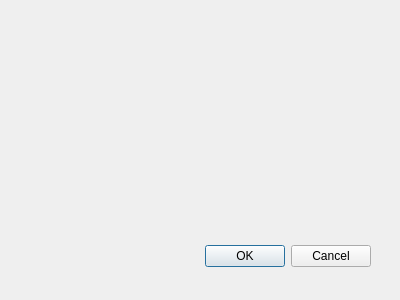
Qt form ui/design_main.ui (Ahn-HS/BtcAutoTrading-1) before a commit.
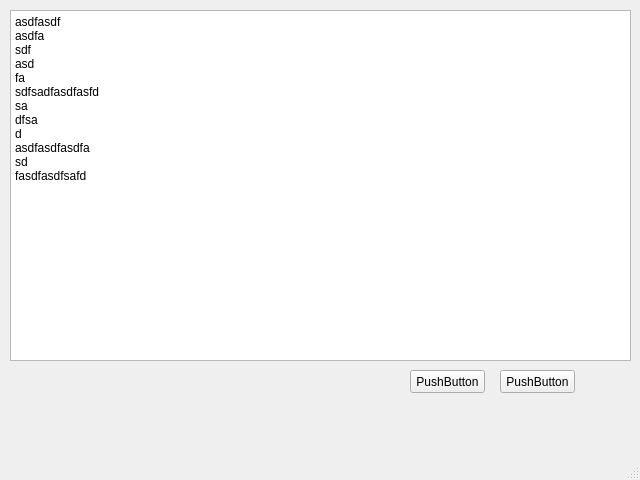
The same form after that commit.

What changed in the file:
```diff
--- a/ui/design_main.ui
+++ b/ui/design_main.ui
@@ -1,34 +1,85 @@
 <?xml version="1.0" encoding="UTF-8"?>
 <ui version="4.0">
- <class>Dialog</class>
- <widget class="QDialog" name="Dialog">
+ <class>MainWindow</class>
+ <widget class="QMainWindow" name="MainWindow">
   <property name="geometry">
    <rect>
     <x>0</x>
     <y>0</y>
-    <width>400</width>
-    <height>300</height>
+    <width>640</width>
+    <height>480</height>
    </rect>
   </property>
   <property name="windowTitle">
    <string>Dialog</string>
   </property>
-  <widget class="QDialogButtonBox" name="buttonBox">
+  <widget class="QWidget" name="centralwidget">
+   <widget class="QPushButton" name="pushButton">
+    <property name="geometry">
+     <rect>
+      <x>410</x>
+      <y>370</y>
+      <width>75</width>
+      <height>23</height>
+     </rect>
+    </property>
+    <property name="text">
+     <string>PushButton</string>
+    </property>
+   </widget>
+   <widget class="QPushButton" name="pushButton_2">
+    <property name="geometry">
+     <rect>
+      <x>500</x>
+      <y>370</y>
+      <width>75</width>
+      <height>23</height>
+     </rect>
+    </property>
+    <property name="text">
+     <string>PushButton</string>
+    </property>
+   </widget>
+   <widget class="QTextEdit" name="textEdit">
+    <property name="geometry">
+     <rect>
+      <x>10</x>
+      <y>10</y>
+      <width>621</width>
+      <height>351</height>
+     </rect>
+    </property>
+    <property name="html">
+     <string>&lt;!DOCTYPE HTML PUBLIC &quot;-//W3C//DTD HTML 4.0//EN&quot; &quot;http://www.w3.org/TR/REC-html40/strict.dtd&quot;&gt;
+&lt;html&gt;&lt;head&gt;&lt;meta name=&quot;qrichtext&quot; content=&quot;1&quot; /&gt;&lt;style type=&quot;text/css&quot;&gt;
+p, li { white-space: pre-wrap; }
+&lt;/style&gt;&lt;/head&gt;&lt;body style=&quot; font-family:'Gulim'; font-size:9pt; font-weight:400; font-style:normal;&quot;&gt;
+&lt;p style=&quot; margin-top:0px; margin-bottom:0px; margin-left:0px; margin-right:0px; -qt-block-indent:0; text-indent:0px;&quot;&gt;asdfasdf&lt;/p&gt;
+&lt;p style=&quot; margin-top:0px; margin-bottom:0px; margin-left:0px; margin-right:0px; -qt-block-indent:0; text-indent:0px;&quot;&gt;asdfa&lt;/p&gt;
+&lt;p style=&quot; margin-top:0px; margin-bottom:0px; margin-left:0px; margin-right:0px; -qt-block-indent:0; text-indent:0px;&quot;&gt;sdf&lt;/p&gt;
+&lt;p style=&quot; margin-top:0px; margin-bottom:0px; margin-left:0px; margin-right:0px; -qt-block-indent:0; text-indent:0px;&quot;&gt;asd&lt;/p&gt;
+&lt;p style=&quot; margin-top:0px; margin-bottom:0px; margin-left:0px; margin-right:0px; -qt-block-indent:0; text-indent:0px;&quot;&gt;fa&lt;/p&gt;
+&lt;p style=&quot; margin-top:0px; margin-bottom:0px; margin-left:0px; margin-right:0px; -qt-block-indent:0; text-indent:0px;&quot;&gt;sdfsadfasdfasfd&lt;/p&gt;
+&lt;p style=&quot; margin-top:0px; margin-bottom:0px; margin-left:0px; margin-right:0px; -qt-block-indent:0; text-indent:0px;&quot;&gt;sa&lt;/p&gt;
+&lt;p style=&quot; margin-top:0px; margin-bottom:0px; margin-left:0px; margin-right:0px; -qt-block-indent:0; text-indent:0px;&quot;&gt;dfsa&lt;/p&gt;
+&lt;p style=&quot; margin-top:0px; margin-bottom:0px; margin-left:0px; margin-right:0px; -qt-block-indent:0; text-indent:0px;&quot;&gt;d&lt;/p&gt;
+&lt;p style=&quot; margin-top:0px; margin-bottom:0px; margin-left:0px; margin-right:0px; -qt-block-indent:0; text-indent:0px;&quot;&gt;asdfasdfasdfa&lt;/p&gt;
+&lt;p style=&quot; margin-top:0px; margin-bottom:0px; margin-left:0px; margin-right:0px; -qt-block-indent:0; text-indent:0px;&quot;&gt;sd&lt;/p&gt;
+&lt;p style=&quot; margin-top:0px; margin-bottom:0px; margin-left:0px; margin-right:0px; -qt-block-indent:0; text-indent:0px;&quot;&gt;fasdfasdfsafd&lt;/p&gt;&lt;/body&gt;&lt;/html&gt;</string>
+    </property>
+   </widget>
+  </widget>
+  <widget class="QMenuBar" name="menubar">
    <property name="geometry">
     <rect>
-     <x>30</x>
-     <y>240</y>
-     <width>341</width>
-     <height>32</height>
+     <x>0</x>
+     <y>0</y>
+     <width>640</width>
+     <height>21</height>
     </rect>
    </property>
-   <property name="orientation">
-    <enum>Qt::Horizontal</enum>
-   </property>
-   <property name="standardButtons">
-    <set>QDialogButtonBox::Cancel|QDialogButtonBox::Ok</set>
-   </property>
   </widget>
+  <widget class="QStatusBar" name="statusbar"/>
  </widget>
  <resources/>
  <connections>
```
Left out of the diff: 37 changed lines with no effect on the pictures.
